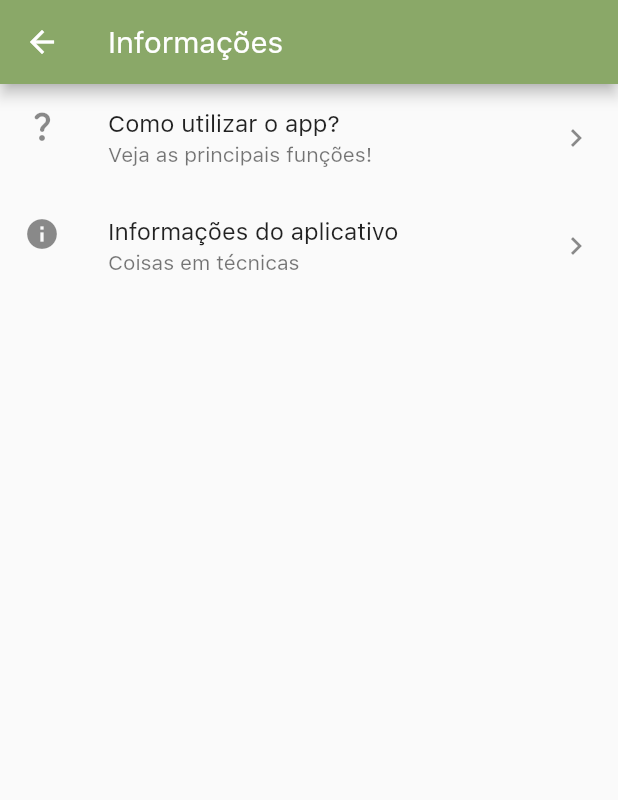
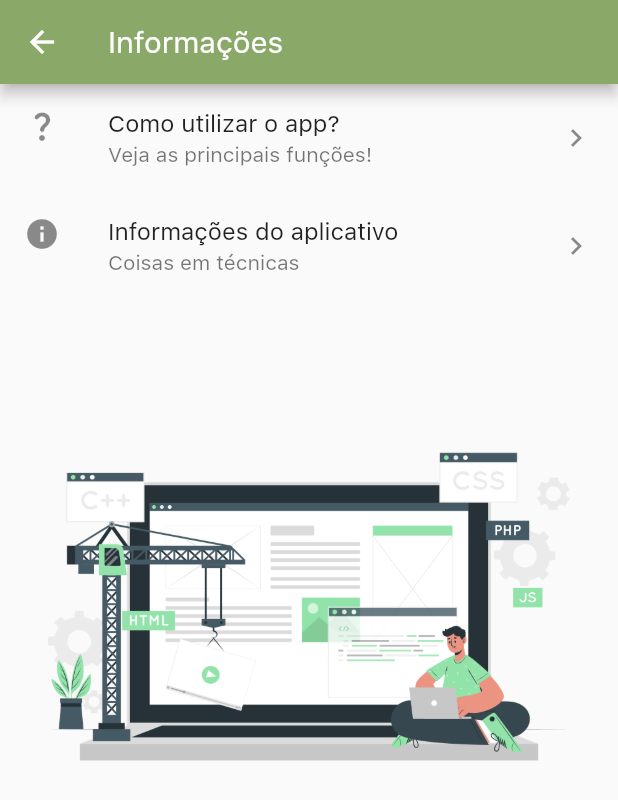
Before and after one commit to gustavopvilela/mitech, a Flutter app: the InfoPage screen opened directly, on a phone screen of 412 x 824 dp. Shown: the top 800 px of the screen. Run offline on Flutter 3.47's test engine with Material 2 defaults, Android fonts, the light colour scheme and no system bars; our stand-ins replace cached_network_image, cloud_firestore, firebase_auth, firebase_core, flutter_slidable, google_sign_in and 2 more; missing offline and left inert: webfeed; accounts and stored records are empty; network calls fail.

Commit message:
Image and Info Page

```diff
--- a/lib/pages/bookmarks/bookmarks.dart
+++ b/lib/pages/bookmarks/bookmarks.dart
@@ -112,7 +112,7 @@ class _BookmarksState extends State<Bookmarks> {
                   icon: Icons.share,
                   label: 'Compartilhar',
                   onPressed: (context) {
-                    shareLink(_bookmarks[index].link);
+                    shareLink(Share.share(_removeQuotationMarks(_bookmarks[index].link)));
                   }
               ),
                 ],
@@ -150,7 +150,7 @@ class _BookmarksState extends State<Bookmarks> {
     });
   }
 
-  _removeQuotationMarks (String text) {
+  _removeQuotationMarks (text) {
     int firstQuote = text.indexOf('\'');
     int lastQuote = text.lastIndexOf('\'');
 
--- a/lib/pages/info/info_page.dart
+++ b/lib/pages/info/info_page.dart
@@ -7,7 +7,7 @@ class InfoPage extends StatelessWidget {
   Widget build(BuildContext context) {
     return Scaffold(
       appBar: AppBar(
-        title: Text('Informações')
+        title: const Text('Informações')
       ),
       body: ListView(
         children: [
@@ -23,13 +23,15 @@ class InfoPage extends StatelessWidget {
 
           ListTile(
             title: const Text('Informações do aplicativo'),
-            subtitle: Text('Coisas em técnicas'),
+            subtitle: const Text('Coisas em técnicas'),
             leading: const Icon(Icons.info),
             trailing: const Icon(Icons.keyboard_arrow_right),
             onTap: () {
               Navigator.of(context).pushNamed('/aboutTheApp');
             },
           ),
+
+          Image.asset('assets/images/info_image.png'),
         ],
       ),
     );
--- a/pubspec.yaml
+++ b/pubspec.yaml
@@ -81,6 +81,7 @@ flutter:
   assets:
     - assets/images/icon.jpg
     - assets/images/noImage.jpg
+    - assets/images/info_image.png
   #   - images/a_dot_ham.jpeg
 
   # An image asset can refer to one or more resolution-specific "variants", see
```
Also changed, not shown: lib/pages/feed/feed.dart (+5 -12 lines), lib/pages/search/search_page.dart (+1 -9 lines), assets/images/info_image.png (added).
